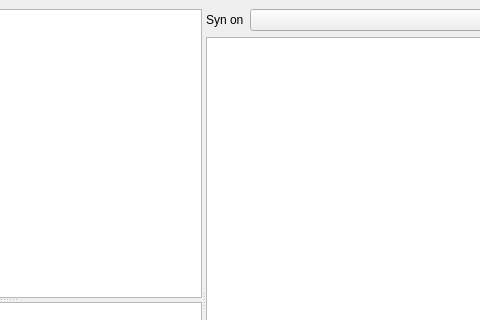
First picture: the form in midicfg/rc/midicfg.ui, repository Stephen-Hazel/PianoCheetah, before the edit; both pictures show x 196 to 676 and y 0 to 320 of the 800 by 600 pixel window.
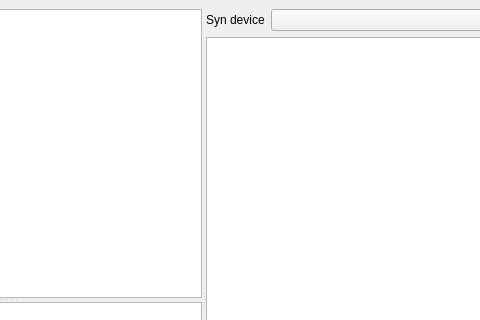
Second picture: the form after the edit.

```diff
--- a/midicfg/rc/midicfg.ui
+++ b/midicfg/rc/midicfg.ui
@@ -60,7 +60,7 @@
              </sizepolicy>
             </property>
             <property name="text">
-             <string>Syn on</string>
+             <string>Syn device</string>
             </property>
            </widget>
           </item>
```
